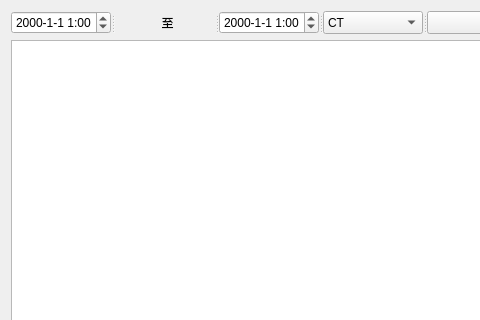
Old version of the form Tools/MHealthReport/patientsform.ui in the repository zyq1569/HealthApp; both pictures show x 0 to 480 and y 0 to 320 of the 718 by 510 pixel window.
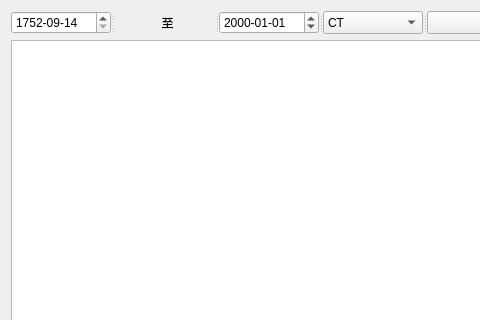
New version of the form. Icons and pictures are not drawn.

The edit to the form file:
```diff
--- a/Tools/MHealthReport/patientsform.ui
+++ b/Tools/MHealthReport/patientsform.ui
@@ -26,15 +26,25 @@
         <height>23</height>
        </size>
       </property>
+      <property name="dateTime">
+       <datetime>
+        <hour>0</hour>
+        <minute>0</minute>
+        <second>0</second>
+        <year>1752</year>
+        <month>9</month>
+        <day>14</day>
+       </datetime>
+      </property>
       <property name="time">
        <time>
-        <hour>1</hour>
+        <hour>0</hour>
         <minute>0</minute>
         <second>0</second>
        </time>
       </property>
       <property name="displayFormat">
-       <string>yyyy-M-d h:mm</string>
+       <string>yyyy-MM-dd</string>
       </property>
      </widget>
      <widget class="QLabel" name="label">
@@ -57,13 +67,13 @@
       </property>
       <property name="time">
        <time>
-        <hour>1</hour>
+        <hour>0</hour>
         <minute>0</minute>
         <second>0</second>
        </time>
       </property>
       <property name="displayFormat">
-       <string>yyyy-M-d h:mm</string>
+       <string>yyyy-MM-dd</string>
       </property>
      </widget>
      <widget class="QComboBox" name="comModality">
```
